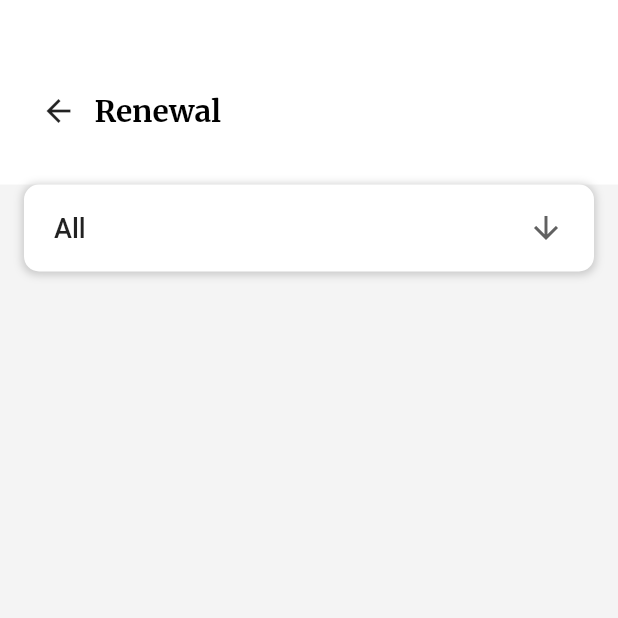
After one commit to TPosition/dfyp, a Flutter app: the StatusPage screen opened directly, on a phone screen of 412 x 824 dp, the top half of it. The commit adds this screen. Run offline on Flutter 3.47's test engine with Material 2 defaults, Android fonts, the phone set to English and light mode, and no system bars; our stand-ins replace bloc, cloud_firestore, equatable, firebase_auth, firebase_core, firebase_storage and 6 more; missing offline and left inert: flow_builder, razorpay_flutter, very_good_analysis; accounts and stored records are empty; project files that could hold a hidden picture were left out.

Commit message:
comp basic status page

```diff
--- a/lib/renewal/view/renewal_form.dart
+++ b/lib/renewal/view/renewal_form.dart
@@ -50,7 +50,6 @@ class RenewalForm extends StatelessWidget {
                   ),
                 ));
           } on Exception {}
-          print("object");
 
           Navigator.of(context).push<void>(SuccessPage.route());
         } else if (state.status.isSubmissionFailure) {
--- /dev/null
+++ b/lib/status/cubit/status_state.dart
@@ -0,0 +1,23 @@
+part of 'status_cubit.dart';
+
+class StatusState extends Equatable {
+  const StatusState({
+    final this.licensesList = const [],
+    final this.filteredLicensesList = const [],
+  });
+
+  final List<License> licensesList;
+  final List<License?> filteredLicensesList;
+
+  @override
+  List<Object> get props => [licensesList, filteredLicensesList];
+
+  StatusState copyWith({
+    final List<License>? licensesList,
+    final List<License?>? filteredLicensesList,
+  }) =>
+      StatusState(
+        licensesList: licensesList ?? this.licensesList,
+        filteredLicensesList: filteredLicensesList ?? this.filteredLicensesList,
+      );
+}
--- /dev/null
+++ b/lib/status/view/status_page.dart
@@ -0,0 +1,275 @@
+import 'package:flutter/material.dart';
+import 'package:flutter_bloc/flutter_bloc.dart';
+import '/current_user/bloc/current_user_bloc.dart';
+import '/status/cubit/status_cubit.dart';
+import '/licenses/bloc/licenses_bloc.dart';
+import 'package:google_fonts/google_fonts.dart';
+import 'package:licenses_repository/licenses_repository.dart';
+
+class StatusPage extends StatelessWidget {
+  const StatusPage({final Key? key}) : super(key: key);
+
+  static Route route() => MaterialPageRoute<void>(
+        builder: (final _) => const StatusPage(),
+      );
+
+  @override
+  Widget build(final BuildContext context) {
+    const int _dropdownValue = 1;
+    final user =
+        context.select((final CurrentUserBloc bloc) => bloc.state.user);
+    final DateTime selectedDate = DateTime.now();
+
+    Future _selectDate(final BuildContext context) async {
+      final DateTime? picked = await showDatePicker(
+        context: context,
+        initialDate: selectedDate,
+        firstDate: DateTime(2015, 8),
+        lastDate: DateTime(2101),
+      );
+      if (picked != null && picked != selectedDate) {
+        context.read<StatusCubit>().datePicked(picked);
+      }
+    }
+
+    return BlocBuilder<LicensesBloc, LicensesState>(
+      builder: (final context, final state) {
+        if (state is LicensesLoaded) {
+          return BlocProvider(
+            create: (final context) =>
+                StatusCubit(licenses: state.licenses, uid: user.uid)..init(),
+            child: Scaffold(
+              backgroundColor: const Color(0xFFF4F4F4),
+              body: Column(
+                crossAxisAlignment: CrossAxisAlignment.stretch,
+                children: <Widget>[
+                  Container(
+                    color: Colors.white,
+                    child: Column(
+                      children: <Widget>[
+                        Padding(
+                          padding: const EdgeInsets.only(
+                              left: 15, top: 50, bottom: 25),
+                          child: Row(
+                            children: <Widget>[
+                              IconButton(
+                                  icon: const Icon(Icons.arrow_back),
+                                  onPressed: () {
+                                    Navigator.of(context).pop();
+                                  }),
+                              const Text(
+                                'Renewal',
+                                style: TextStyle(
+                                  fontWeight: FontWeight.bold,
+                                  fontSize: 20,
+                                  color: Colors.black,
+                                ),
+                              ),
+                            ],
+                          ),
+                        ),
+                      ],
+                    ),
+                  ),
+                  Padding(
+                    padding: const EdgeInsets.symmetric(horizontal: 16),
+                    child: Container(
+                      margin: const EdgeInsets.only(bottom: 10),
+                      child: Row(children: <Widget>[
+                        Expanded(
+                          child: Container(
+                            width: 50,
+                            decoration: BoxDecoration(
+                              color: Colors.white,
+                              borderRadius:
+                                  const BorderRadius.all(Radius.circular(10)),
+                              boxShadow: [
+                                BoxShadow(
+                                  color: Colors.grey.withOpacity(0.5),
+                                  spreadRadius: 1,
+                                  blurRadius: 4,
+                                  offset: const Offset(0, 1),
+                                ),
+                              ],
+                            ),
+                            padding: const EdgeInsets.symmetric(
+                                horizontal: 20, vertical: 5),
+                            child: DropdownButtonHideUnderline(
+                              child: ButtonTheme(
+                                padding: const EdgeInsets.symmetric(
+                                    horizontal: 30, vertical: 5),
+                                child: BlocBuilder<StatusCubit, StatusState>(
+                                  builder: (final context, final state) =>
+                                      DropdownButton(
+                                    hint: const Text('Category'),
+                                    icon: const Icon(Icons.arrow_downward),
+                                    elevation: 16,
+                                    value: _dropdownValue,
+                                    items: [
+                                      DropdownMenuItem(
+                                        value: 1,
+                                        child: Text(
+                                          "All",
+                                          style: GoogleFonts.roboto(
+                                              fontSize: 18,
+                                              fontWeight: FontWeight.w500),
+                                        ),
+                                      ),
+                                      DropdownMenuItem(
+                                        value: 2,
+                                        child: Text(
+                                          "Transfer",
+                                          style: GoogleFonts.roboto(
+                                              fontSize: 18,
+                                              fontWeight: FontWeight.w500),
+                                        ),
+                                      ),
+                                      DropdownMenuItem(
+                                          value: 3,
+                                          child: Text(
+                                            "Received",
+                                            style: GoogleFonts.roboto(
+                                                fontSize: 18,
+                                                fontWeight: FontWeight.w500),
+                                          )),
+                                      DropdownMenuItem(
+                                          value: 4,
+                                          child: Text(
+                                            "Top up",
+                                            style: GoogleFonts.roboto(
+                                                fontSize: 18,
+                                                fontWeight: FontWeight.w500),
+                                          )),
+                                      DropdownMenuItem(
+                                        value: 5,
+                                        child: Text(
+                                          "Date",
+                                          style: GoogleFonts.roboto(
+                                              fontSize: 18,
+                                              fontWeight: FontWeight.w500),
+                                        ),
+                                      ),
+                                    ],
+                                    onChanged: (final int? value) {
+                                      if (value != null) {
+                                        context
+                                            .read<StatusCubit>()
+                                            .searchChanged(value);
+                                      }
+
+                                      if (value == 5) {
+                                        _selectDate(context);
+                                      }
+                                    },
+                                  ),
+                                ),
+                              ),
+                            ),
+                          ),
+                        ),
+                      ]),
+                    ),
+                  ),
+                  BlocBuilder<StatusCubit, StatusState>(
+                    buildWhen: (final previous, final current) =>
+                        previous.filteredLicensesList !=
+                        current.filteredLicensesList,
+                    builder: (final context, final state) => Expanded(
+                      child: ListView.builder(
+                          itemCount: state.filteredLicensesList.isEmpty
+                              ? state.licensesList.length
+                              : state.filteredLicensesList.length,
+                          itemBuilder: (final BuildContext context,
+                                  final int index) =>
+                              _statusWidget(state.filteredLicensesList.isEmpty
+                                  ? state.licensesList[index]
+                                  : state.filteredLicensesList[index])),
+                    ),
+                  ),
+                ],
+              ),
+            ),
+          );
+        }
+        return const SizedBox();
+      },
+    );
+  }
+
+  Widget _statusWidget(final License? license) =>
+      Builder(builder: (final context) {
+        final user =
+            context.select((final CurrentUserBloc bloc) => bloc.state.user);
+        if (license != null) {
+          return SingleChildScrollView(
+            child: Container(
+              height: 80,
+              margin: const EdgeInsets.only(bottom: 16, left: 16, right: 16),
+              child: Card(
+                color: Colors.white,
+                child: Padding(
+                  padding: const EdgeInsets.symmetric(horizontal: 16),
+                  child: Row(
+                    children: <Widget>[
+                      Padding(
+                        padding: const EdgeInsets.only(right: 12),
+                        child: SizedBox(),
+                      ),
+                      Expanded(
+                        child: Padding(
+                          padding: const EdgeInsets.all(8),
+                          child: Column(
+                              crossAxisAlignment: CrossAxisAlignment.start,
+                              mainAxisAlignment: MainAxisAlignment.center,
+                              children: <Widget>[
+                                Text(
+                                  license.id.substring(0, 6),
+                                  style: GoogleFonts.roboto(
+                                      fontWeight: FontWeight.bold,
+                                      fontSize: 14),
+                                  textAlign: TextAlign.left,
+                                ),
+                              ]),
+                        ),
+                      ),
+                      Expanded(
+                        child: Padding(
+                          padding: const EdgeInsets.all(8),
+                          child: Column(
+                            crossAxisAlignment: CrossAxisAlignment.end,
+                            mainAxisAlignment: MainAxisAlignment.center,
+                            children: <Widget>[
+                              Text("pe"),
+                              const SizedBox(
+                                height: 5,
+                              ),
+                              Row(
+                                mainAxisAlignment: MainAxisAlignment.end,
+                                crossAxisAlignment: CrossAxisAlignment.start,
+                                children: <Widget>[
+                                  Expanded(
+                                    child: Text(
+                                      " ${license.timestamp.day}/${license.timestamp.month}/${license.timestamp.year} ${license.timestamp.hour}:${license.timestamp.minute}",
+                                      textAlign: TextAlign.right,
+                                      style: GoogleFonts.roboto(
+                                        fontWeight: FontWeight.w500,
+                                        fontSize: 13,
+                                      ),
+                                    ),
+                                  ),
+                                ],
+                              )
+                            ],
+                          ),
+                        ),
+                      )
+                    ],
+                  ),
+                ),
+              ),
+            ),
+          );
+        }
+        return Container();
+      });
+}
```
Also changed, not shown: lib/status/cubit/status_cubit.dart (added, +172 -0 lines).
